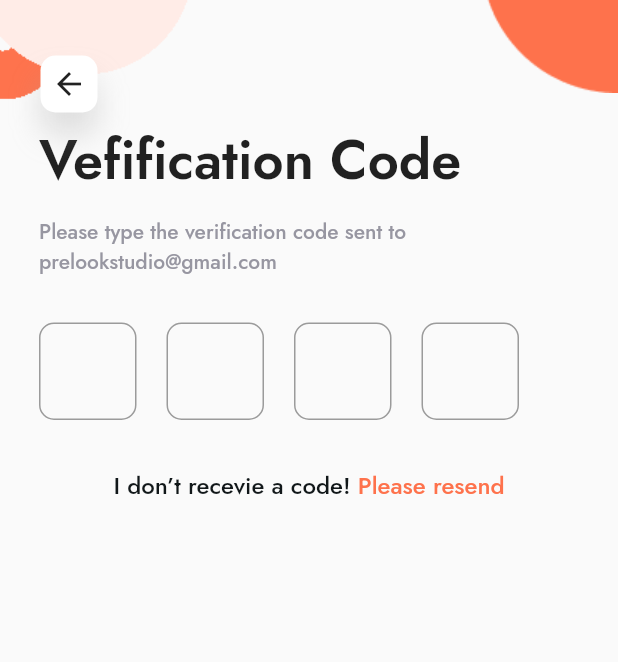
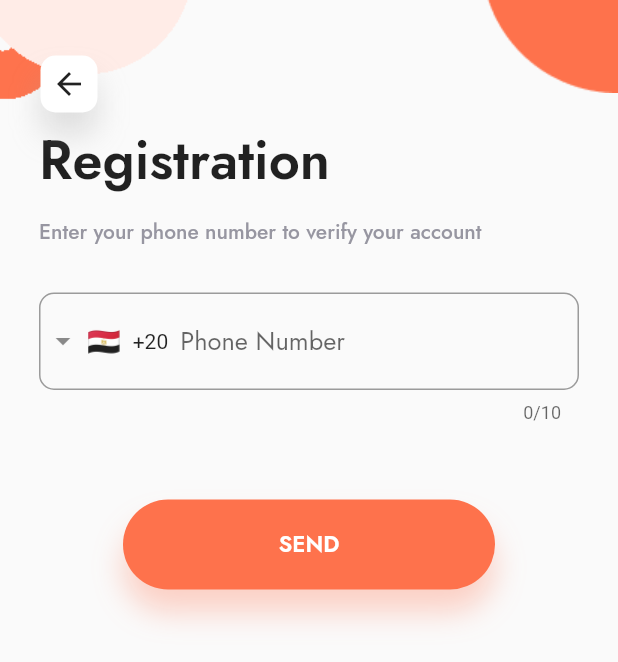
Before and after one commit to ahmedrsamak/food_hub, a Flutter app: the screen it shows after launch, on a phone screen of 412 x 824 dp. Shown: the top 662 px of the screen. Run offline on Flutter 3.47's test engine with Material 2 defaults, Android fonts, the phone set to English and light mode, and no system bars; drawn by our look-alikes of intl_phone_field; our stand-ins replace dots_indicator.

Commit message:
phone_registration_screen.dart & reset_password_screen.dart completed and added new component to custom inputs [PhoneInput with country code].

```diff
--- a/lib/components/textFormField.dart
+++ b/lib/components/textFormField.dart
@@ -1,4 +1,7 @@
 import 'package:flutter/material.dart';
+import 'package:intl_phone_field/countries.dart';
+import 'package:intl_phone_field/intl_phone_field.dart';
+import 'package:intl_phone_field/phone_number.dart';
 
 import '../shared/styles/colors.dart';
 import '../shared/styles/texts_styles.dart';
@@ -46,4 +49,36 @@ class FoodHubTextFormField {
       onFieldSubmitted: onSubmit,
     );
   }
+
+  //******************************************************************************************************//
+  static Widget customPhoneInputField(
+      {required TextEditingController controller,
+      String hintText = "Phone Number",
+      void Function()? onTap,
+      void Function(PhoneNumber)? onChange,
+      void Function(Country)? onCountryChange,
+      TextStyle? textStyle,
+      Color? cursorColor // FoodHubColors.secondaryColor,
+      }) {
+    return IntlPhoneField(
+      initialCountryCode: 'EG',
+      cursorColor: cursorColor,
+      style: textStyle,
+      controller: controller,
+      decoration: InputDecoration(
+        hintText: hintText,
+        border: OutlineInputBorder(
+          borderSide: BorderSide(color: FoodHubColors.disabledBorderColor),
+          borderRadius: BorderRadius.circular(10),
+        ),
+        focusedBorder: OutlineInputBorder(
+          borderSide: BorderSide(color: FoodHubColors.enabledBorderColor),
+          borderRadius: BorderRadius.circular(10),
+        ),
+      ),
+      onTap: onTap,
+      onChanged: onChange,
+      onCountryChanged: onCountryChange,
+    );
+  }
 }
--- a/lib/main.dart
+++ b/lib/main.dart
@@ -5,6 +5,8 @@ import 'package:food_hub/screens/primary_screens/onboarding_Screen.dart';
 import 'package:food_hub/screens/primary_screens/splash_screen.dart';
 import 'package:food_hub/screens/primary_screens/welcome_screen.dart';
 import 'package:food_hub/screens/sub_screens/login_screen.dart';
+import 'package:food_hub/screens/sub_screens/phone_registration_screen.dart';
+import 'package:food_hub/screens/sub_screens/reset_password_screen.dart';
 import 'package:food_hub/screens/sub_screens/sign_up_screen.dart';
 import 'package:food_hub/screens/sub_screens/verification_code_screen.dart';
 import 'package:food_hub/shared/styles/colors.dart';
@@ -22,7 +24,7 @@ class MyApp extends StatelessWidget {
     return MaterialApp(
       title: 'Flutter Demo',
       home: SafeArea(
-        child: VerificationCodeScreen(),
+        child: PhoneRegistrationScreen(),
       ),
     );
   }
--- a/lib/screens/sub_screens/login_screen.dart
+++ b/lib/screens/sub_screens/login_screen.dart
@@ -123,7 +123,7 @@ class LogInScreen extends StatelessWidget {
                       fontsize: 15,
                       fontWeight: FontWeight.w600,
                       color: FoodHubColors.white),
-                  text: "SIGN UP",
+                  text: "LOGIN",
                   onTap: () {}, // TODO add Button on TAP
                 ),
               ),
--- /dev/null
+++ b/lib/screens/sub_screens/phone_registration_screen.dart
@@ -0,0 +1,90 @@
+import 'package:flutter/material.dart';
+import 'package:food_hub/components/texts.dart';
+
+import '../../components/buttons.dart';
+import '../../components/custom_shadow.dart';
+import '../../components/textFormField.dart';
+import '../../shared/styles/colors.dart';
+import '../../shared/styles/texts_styles.dart';
+
+class PhoneRegistrationScreen extends StatelessWidget {
+  const PhoneRegistrationScreen({Key? key}) : super(key: key);
+
+  @override
+  Widget build(BuildContext context) {
+    return Scaffold(
+      appBar: PreferredSize(
+        preferredSize: Size.fromHeight(80),
+        child: Row(
+          crossAxisAlignment: CrossAxisAlignment.start,
+          children: [
+            Stack(children: [
+              Image.asset("assets/images/left_ellipse_sign_in_screen.png"),
+              Positioned(
+                left: 27,
+                top: 37,
+                child: CustomShadow(
+                  child: FoodHubCustomButtons.iconOnlyButton(
+                    width: 38,
+                    borderRadius: 10,
+                    height: 38,
+                    buttonColor: FoodHubColors.white,
+                    icon: Icons.arrow_back,
+                    onTap: () {}, // TODO add Back action
+                  ),
+                ),
+              )
+            ]),
+            Spacer(),
+            Image.asset("assets/images/right_ellipse_sign_up_screen.png"),
+          ],
+        ),
+      ),
+      body: Padding(
+        padding: EdgeInsets.symmetric(horizontal: 26),
+        child: ListView(
+          children: [
+            Text(
+              "Registration",
+              style: FoodHubTextStyles.defualtTextStyle(
+                  fontsize: 36, fontWeight: FontWeight.w600),
+            ),
+            SizedBox(height: 12),
+            Text(
+              "Enter your phone number to verify your account",
+              style: FoodHubTextStyles.defualtTextStyle(
+                  fontsize: 14, color: FoodHubColors.lightGreyColor),
+            ),
+            SizedBox(height: 31),
+            FoodHubTextFormField.customPhoneInputField(
+                textStyle: FoodHubTextStyles.defualtTextStyle(
+                    fontsize: 17,
+                    fontWeight: FontWeight.w400,
+                    color: FoodHubColors.primaryColor),
+                cursorColor: FoodHubColors.secondaryColor,
+                controller: TextEditingController()),
+            SizedBox(height: 51),
+            Align(
+              alignment: Alignment.center,
+              child: CustomShadow(
+                color: FoodHubColors.primaryColor,
+                child: FoodHubCustomButtons.textOnlyButton(
+                  width: 248,
+                  height: 60,
+                  buttonColor: FoodHubColors.primaryColor,
+                  textStyle: FoodHubTextStyles.defualtTextStyle(
+                    color: FoodHubColors.white,
+                    fontWeight: FontWeight.w600,
+                    fontsize: 15,
+                  ),
+                  text: "SEND",
+                  onTap: () {}, //TODO add On Tap Function
+                ),
+              ),
+            ),
+          ],
+        ),
+      ),
+    );
+  }
+}
--- a/lib/screens/sub_screens/verification_code_screen.dart
+++ b/lib/screens/sub_screens/verification_code_screen.dart
@@ -8,10 +8,13 @@ import '../../shared/styles/colors.dart';
 import '../../shared/styles/texts_styles.dart';
 
 class VerificationCodeScreen extends StatelessWidget {
-  const VerificationCodeScreen({Key? key}) : super(key: key);
+  const VerificationCodeScreen({
+    Key? key,
+  }) : super(key: key);
 
   @override
   Widget build(BuildContext context) {
+    String mail = "prelookstudio@gmail.com";
     return Scaffold(
       appBar: PreferredSize(
         preferredSize: Size.fromHeight(80),
@@ -51,7 +54,7 @@ class VerificationCodeScreen extends StatelessWidget {
             ),
             SizedBox(height: 12),
             Text(
-              "Please type the verification code sent to\nprelookstudio@gmail.com",
+              "Please type the verification code sent to\n$mail", // TODO replace mail with mail wrriten in past form
               style: FoodHubTextStyles.defualtTextStyle(
                   fontsize: 14, color: FoodHubColors.lightGreyColor),
             ),
--- a/pubspec.yaml
+++ b/pubspec.yaml
@@ -38,6 +38,7 @@ dependencies:
   dots_indicator: ^2.1.0
   simple_shadow: ^0.3.0
   string_validator: ^0.3.0
+  intl_phone_field: ^3.1.0
 
 dev_dependencies:
   flutter_test:
```
Also changed, not shown: lib/screens/sub_screens/reset_password_screen.dart (added, +91 -0 lines), pubspec.lock.
